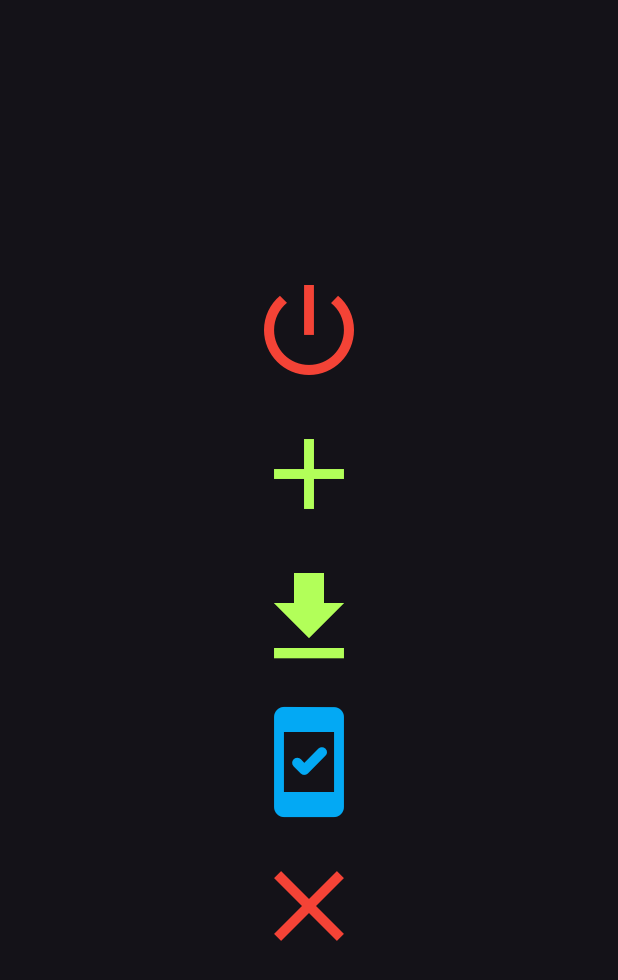
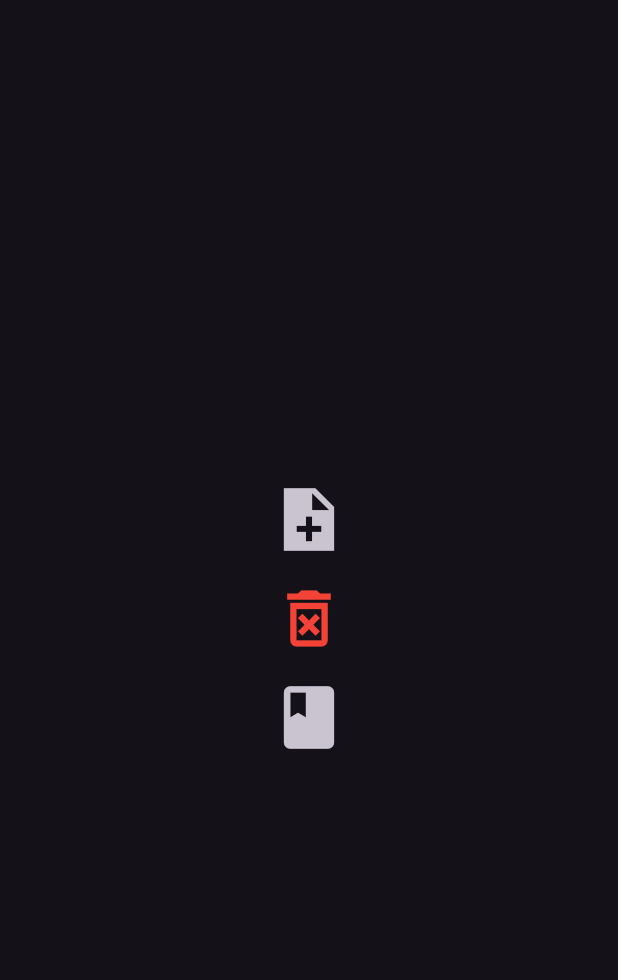
Before and after one commit to tayabdev/sdrc_classes, a Flutter app: the HomeView screen opened directly, on a phone screen of 412 x 824 dp. Shown: the top 980 px of the screen. Run offline on Flutter 3.47's test engine with Material 3 defaults, Android fonts, the light colour scheme and no system bars; our stand-ins replace cloud_firestore, firebase_auth, firebase_core; accounts and stored records are empty.

Commit message:
crate, delete, read data from firestore using dedicated service class---will work on update and revise read data

```diff
--- a/lib/ui/views/home/home_view.dart
+++ b/lib/ui/views/home/home_view.dart
@@ -1,7 +1,6 @@
 import 'package:firebase_auth/firebase_auth.dart';
 import 'package:flutter/material.dart';
 import 'package:provider/provider.dart';
-import 'package:sdrc_classes/ui/views/auth/signin/signin_view.dart';
 import 'package:sdrc_classes/ui/views/home/home_view_model.dart';
 
 class HomeView extends StatefulWidget {
@@ -20,74 +19,43 @@ class _HomeViewState extends State<HomeView> {
   Widget build(BuildContext context) {
     return Scaffold(
       body: Consumer<HomeViewModel>(
-        builder: (context, homeViewModel, _) {
+        builder: (context, viewModel, child) {
           return Center(
             child: Column(
               mainAxisAlignment: MainAxisAlignment.center,
               children: [
-              IconButton(
+                viewModel.isLoading == true
+                    ? const CircularProgressIndicator()
+                    : IconButton(
                         onPressed: () {
-                    print('Trying to logout.....');
-                    try {
-                      if (firebaseAuth.currentUser != null) {
-                        homeViewModel.signOut(context);
-                        Navigator.push(context, MaterialPageRoute(
-                          builder: (context) {
-                            return SigninView();
+                          viewModel.createNote();
                         },
-                        ));
-                      }
-                    } catch (e) {
-                      print('Failed to Logout the user');
-                    }
+                        icon: const Icon(
+                          Icons.note_add_sharp,
+                          size: 50.0,
+                        )),
+                viewModel.isLoading == true
+                    ? const CircularProgressIndicator()
+                    : IconButton(
+                        onPressed: () {
+                          viewModel.deleteNote();
                         },
-                  icon: Icon(
-                    Icons.power_settings_new_outlined,
+                        icon: const Icon(
+                          Icons.delete_forever_outlined,
                           color: Colors.red,
-                    size: 80,
+                          size: 50.0,
                         )),
                 IconButton(
                     onPressed: () {
-                    print('Trying to Add hard coded data.....');
-                    homeViewModel.createUser();
+                      viewModel.readNotes();
                     },
                     icon: const Icon(
-                    Icons.add,
-                    size: 80.0,
-                    color: Colors.lightGreenAccent,
-                  )),
-              IconButton(
-                  onPressed: () {
-                    print('Trying to Read hard coded data.....');
-                    homeViewModel.readData();
-                  },
-                  icon: const Icon(
-                    Icons.download,
-                    size: 80.0,
-                    color: Colors.lightGreenAccent,
-                  )),
-              IconButton(
-                  onPressed: () {
-                    print('Trying to update hard coded data.....');
-                    homeViewModel.updateUserData();
-                  },
-                  icon: const Icon(
-                    Icons.security_update_good_rounded,
-                    size: 80.0,
-                    color: Colors.lightBlue,
-                  )),
-              IconButton(
-                  onPressed: () {
-                    print('Trying to delete hard coded data.....');
-                    homeViewModel.deleteUserData();
-                  },
-                  icon: const Icon(
-                    Icons.close,
-                    size: 80.0,
-                    color: Colors.red,
+                      Icons.book_rounded,
+                      size: 50.0,
                     ))
               ],
-          ));
+            ),
+          );
         },
       ),
     );
```
Also changed, not shown: lib/core/service/notes_service/notes_service.dart (added, +31 -0 lines), lib/ui/views/home/home_view_model.dart (+23 -62 lines). Lines whose indentation alone changed are shown as unchanged.
